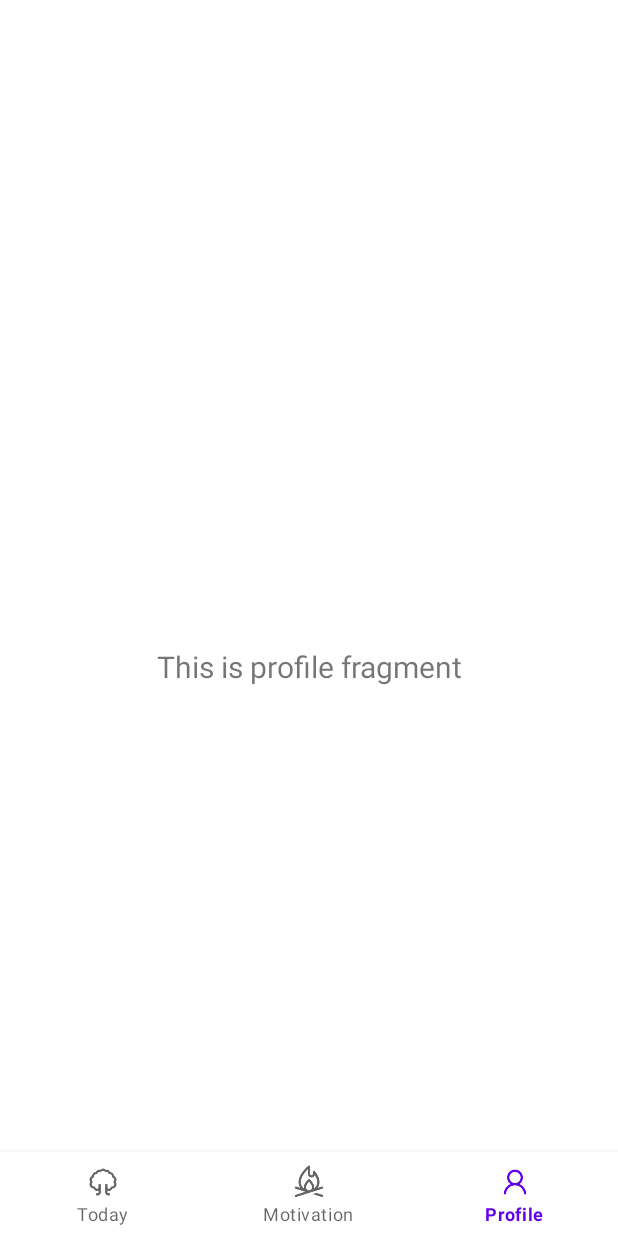
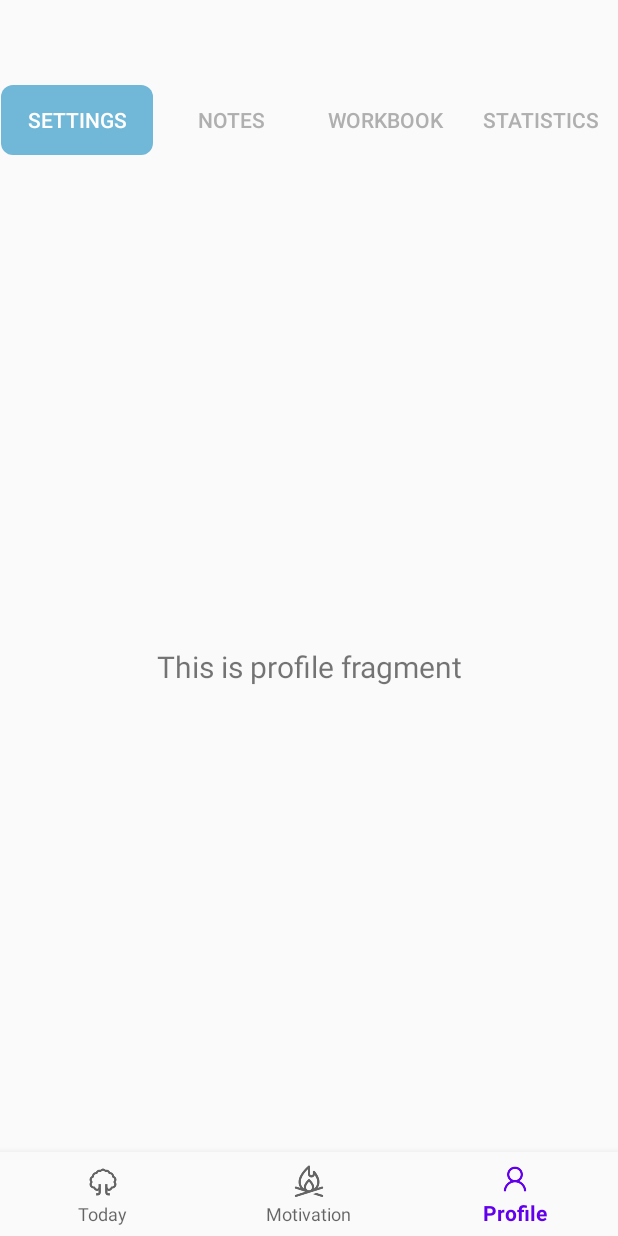
Before and after one commit to kajgaard/MentaliTree, an Android app: the ProfileFragment screen opened through its navigation route, on a phone screen of 412 x 824 dp. Run offline under Robolectric (Android 15) with nearby library versions, the light colour scheme and no system bars; our stand-ins replace navigation-ui; 5 statements that could not run were skipped.

Commit message:
Create row of buttons in ProfileFragment for submenus

```diff
--- a/app/src/main/java/com/example/mentalitree/ui/profile/ProfileFragment.java
+++ b/app/src/main/java/com/example/mentalitree/ui/profile/ProfileFragment.java
@@ -4,17 +4,22 @@ import android.os.Bundle;
 import android.view.LayoutInflater;
 import android.view.View;
 import android.view.ViewGroup;
+import android.widget.Button;
 import android.widget.TextView;
 
 import androidx.annotation.NonNull;
 import androidx.fragment.app.Fragment;
 import androidx.lifecycle.ViewModelProvider;
 
+import com.example.mentalitree.R;
 import com.example.mentalitree.databinding.FragmentProfileBinding;
 
-public class ProfileFragment extends Fragment {
+import java.util.ArrayList;
+
+public class ProfileFragment extends Fragment implements View.OnClickListener {
 
     private FragmentProfileBinding binding;
+    private Button settingsBtn, notesBtn, workbookBtn, statisticsBtn;
 
 
     public View onCreateView(@NonNull LayoutInflater inflater,
@@ -24,6 +29,14 @@ public class ProfileFragment extends Fragment {
 
         binding = FragmentProfileBinding.inflate(inflater, container, false);
         View root = binding.getRoot();
+        settingsBtn = binding.settingsBtn;
+        settingsBtn.setOnClickListener(this);
+        notesBtn = binding.notesBtn;
+        notesBtn.setOnClickListener(this);
+        workbookBtn = binding.workbookBtn;
+        workbookBtn.setOnClickListener(this);
+        statisticsBtn = binding.statisticsBtn;
+        statisticsBtn.setOnClickListener(this);
 
         final TextView textView = binding.textNotifications;
         profileViewModel.getText().observe(getViewLifecycleOwner(), textView::setText);
@@ -35,4 +48,38 @@ public class ProfileFragment extends Fragment {
         super.onDestroyView();
         binding = null;
     }
+
+    @Override
+    public void onClick(View view) {
+        if (view == settingsBtn){
+            updateUiForSubMenuShift(settingsBtn);
+        }else if (view == notesBtn){
+            updateUiForSubMenuShift(notesBtn);
+        }else if (view == workbookBtn){
+            updateUiForSubMenuShift(workbookBtn);
+        }else if (view == statisticsBtn){
+            updateUiForSubMenuShift(statisticsBtn);
+        }
+    }
+
+    void updateUiForSubMenuShift(Button chosen){
+        ArrayList<Button> subMenus = new ArrayList<Button>();
+        subMenus.add(settingsBtn);
+        subMenus.add(notesBtn);
+        subMenus.add(workbookBtn);
+        subMenus.add(statisticsBtn);
+
+        subMenus.remove(chosen);
+
+        chosen.setBackgroundResource(R.drawable.active_submenu_bg);
+        chosen.setTextColor(getResources().getColor(R.color.white));
+
+        for (Button submenuBtn : subMenus){
+            submenuBtn.setBackgroundResource(R.drawable.inactive_submenu_bg);
+            submenuBtn.setTextColor(getResources().getColor(R.color.light_grey));
+        }
+
+    }
+
+
 }
--- /dev/null
+++ b/app/src/main/res/drawable/active_submenu_bg.xml
@@ -0,0 +1,16 @@
+<?xml version="1.0" encoding="utf-8"?>
+<shape
+    xmlns:android="http://schemas.android.com/apk/res/android"
+    android:shape="rectangle">
+
+    <stroke
+        android:width="1.5dp"
+        android:color="@android:color/transparent" />
+
+    <solid
+        android:color="@color/light_blue" />
+
+    <corners
+        android:radius="8dp" />
+
+</shape>
--- /dev/null
+++ b/app/src/main/res/drawable/inactive_submenu_bg.xml
@@ -0,0 +1,16 @@
+<?xml version="1.0" encoding="utf-8"?>
+<shape
+    xmlns:android="http://schemas.android.com/apk/res/android"
+    android:shape="rectangle">
+
+    <stroke
+        android:width="1.5dp"
+        android:color="@android:color/transparent" />
+
+    <solid
+        android:color="@android:color/transparent" />
+
+    <corners
+        android:radius="8dp" />
+
+</shape>
--- a/app/src/main/res/layout/fragment_profile.xml
+++ b/app/src/main/res/layout/fragment_profile.xml
@@ -19,4 +19,59 @@
         app:layout_constraintEnd_toEndOf="parent"
         app:layout_constraintStart_toStartOf="parent"
         app:layout_constraintTop_toTopOf="parent" />
+
+    <LinearLayout
+        android:layout_width="match_parent"
+        android:layout_height="match_parent"
+        android:orientation="vertical"
+        app:layout_constraintStart_toStartOf="parent"
+        app:layout_constraintTop_toTopOf="parent">
+
+        <LinearLayout
+            android:layout_width="match_parent"
+            android:layout_height="wrap_content"
+            android:orientation="horizontal">
+
+            <Button
+                android:id="@+id/settings_btn"
+                android:layout_width="0dp"
+                android:layout_height="wrap_content"
+                android:layout_weight="1"
+                android:padding="5dp"
+                android:text="Settings"
+                android:textColor="@color/white"
+                android:background="@drawable/active_submenu_bg"/>
+
+            <Button
+                android:id="@+id/notes_btn"
+                android:layout_width="0dp"
+                android:layout_height="wrap_content"
+                android:layout_weight="1"
+                android:padding="5dp"
+                android:text="Notes"
+                android:textColor="@color/light_grey"
+                android:background="@drawable/inactive_submenu_bg"/>
+
+            <Button
+                android:id="@+id/workbook_btn"
+                android:layout_width="0dp"
+                android:layout_height="wrap_content"
+                android:layout_weight="1"
+                android:padding="5dp"
+                android:text="Workbook"
+                android:textColor="@color/light_grey"
+                android:background="@drawable/inactive_submenu_bg"/>
+
+            <Button
+                android:id="@+id/statistics_btn"
+                android:layout_width="0dp"
+                android:layout_height="wrap_content"
+                android:layout_weight="1"
+                android:padding="5dp"
+                android:text="Statistics"
+                android:textColor="@color/light_grey"
+                android:background="@drawable/inactive_submenu_bg"/>
+        </LinearLayout>
+
+    </LinearLayout>
 </androidx.constraintlayout.widget.ConstraintLayout>
--- a/app/src/main/res/values/colors.xml
+++ b/app/src/main/res/values/colors.xml
@@ -7,4 +7,6 @@
     <color name="teal_700">#FF018786</color>
     <color name="black">#FF000000</color>
     <color name="white">#FFFFFFFF</color>
+    <color name="light_grey">#FFAFAFAF</color>
+    <color name="light_blue">#FF71B7D7</color>
 </resources>
--- a/app/src/main/res/values/themes.xml
+++ b/app/src/main/res/values/themes.xml
@@ -1,6 +1,6 @@
 <resources xmlns:tools="http://schemas.android.com/tools">
     <!-- Base application theme. -->
-    <style name="Theme.MentaliTree" parent="Theme.MaterialComponents.DayNight.NoActionBar">
+    <style name="Theme.MentaliTree" parent="Theme.AppCompat.DayNight.NoActionBar">
         <!-- Primary brand color. -->
         <item name="colorPrimary">@color/purple_500</item>
         <item name="colorPrimaryVariant">@color/purple_700</item>
```
